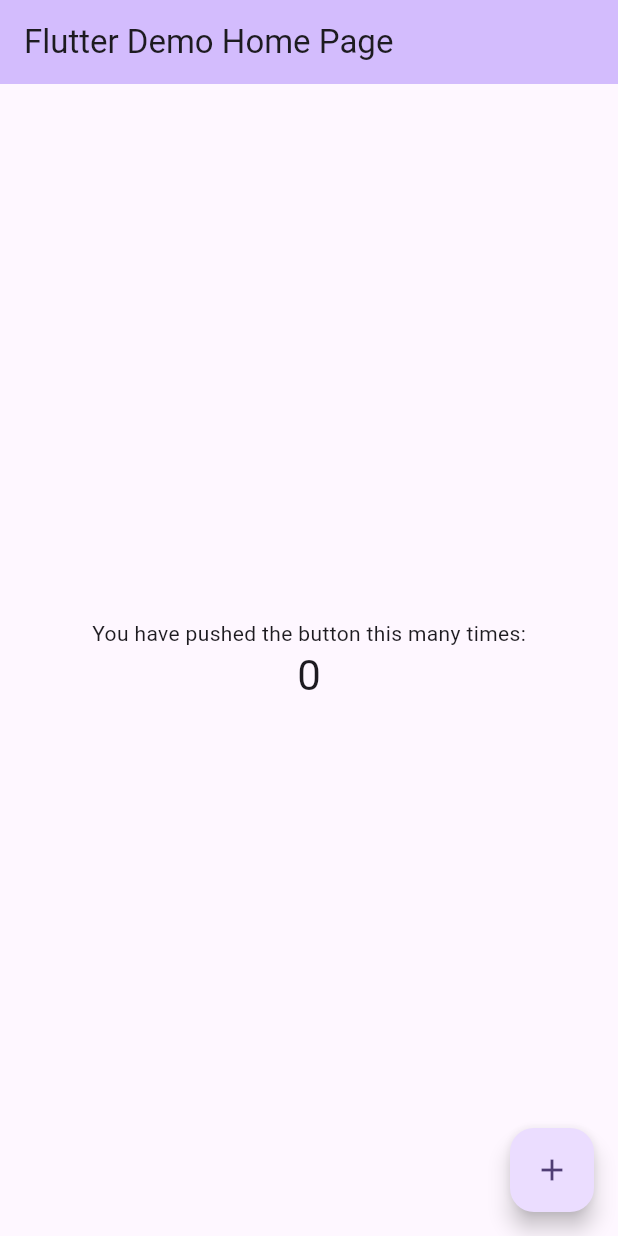
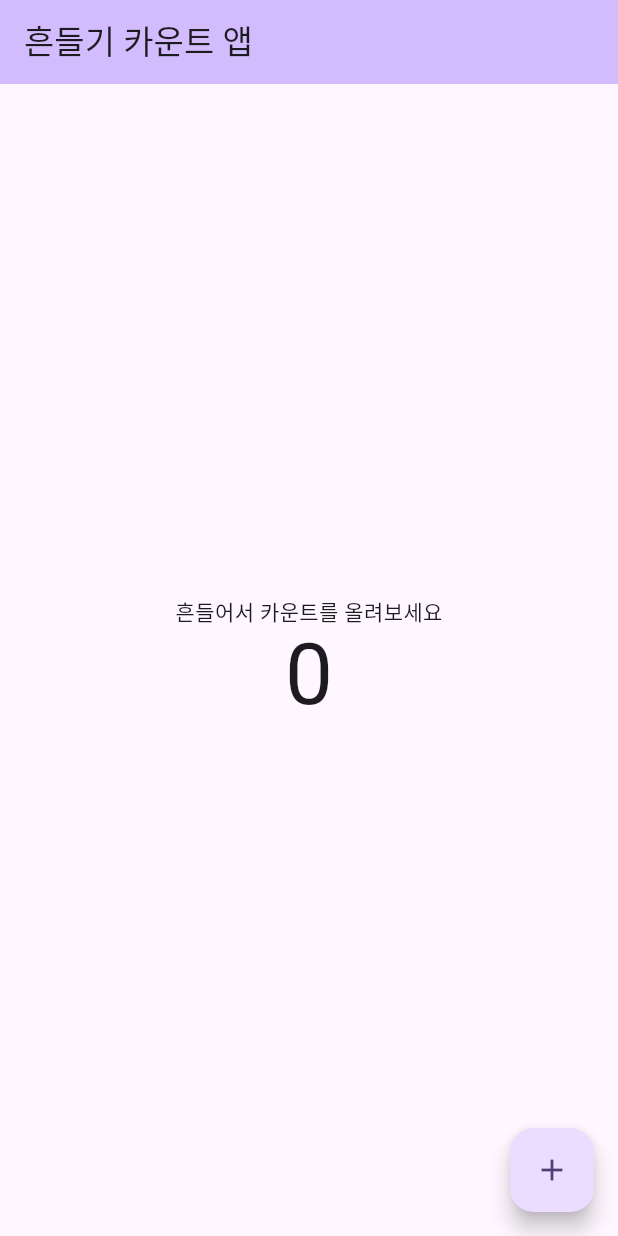
Before and after one commit to mincoln419/shake-app, a Flutter app: the screen it shows after launch, on a phone screen of 412 x 824 dp. Run offline on Flutter 3.47's test engine with Material 3 defaults, Android fonts, the phone set to English and light mode, and no system bars.

Commit message:
gitflow-feature-stash: #1_pj_init

```diff
--- a/shake-app/lib/main.dart
+++ b/shake-app/lib/main.dart
@@ -11,7 +11,7 @@
   @override
   Widget build(BuildContext context) {
     return MaterialApp(
-      title: 'Flutter Demo',
+      title: '흔들기 카운트 앱',
       theme: ThemeData(
         // This is the theme of your application.
         //
@@ -31,7 +31,7 @@
         colorScheme: ColorScheme.fromSeed(seedColor: Colors.deepPurple),
         useMaterial3: true,
       ),
-      home: const MyHomePage(title: 'Flutter Demo Home Page'),
+      home: const MyHomePage(title: '흔들기 카운트 앱'),
     );
   }
 }
@@ -106,11 +106,11 @@
           mainAxisAlignment: MainAxisAlignment.center,
           children: <Widget>[
             const Text(
-              'You have pushed the button this many times:',
+              '흔들어서 카운트를 올려보세요',
             ),
             Text(
               '$_counter',
-              style: Theme.of(context).textTheme.headlineMedium,
+              style: Theme.of(context).textTheme.displayLarge,
             ),
           ],
         ),
```
Also changed, not shown: 2 other files.
